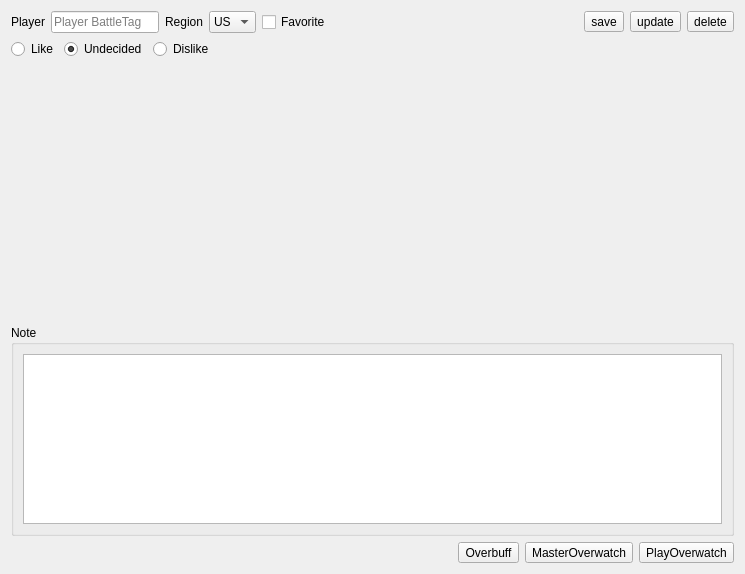
Qt form OverwatchPlayerLog/UI/PlayerInfoPaneWidget.ui (yxbh/Overwatch-Player-Log) before a commit.
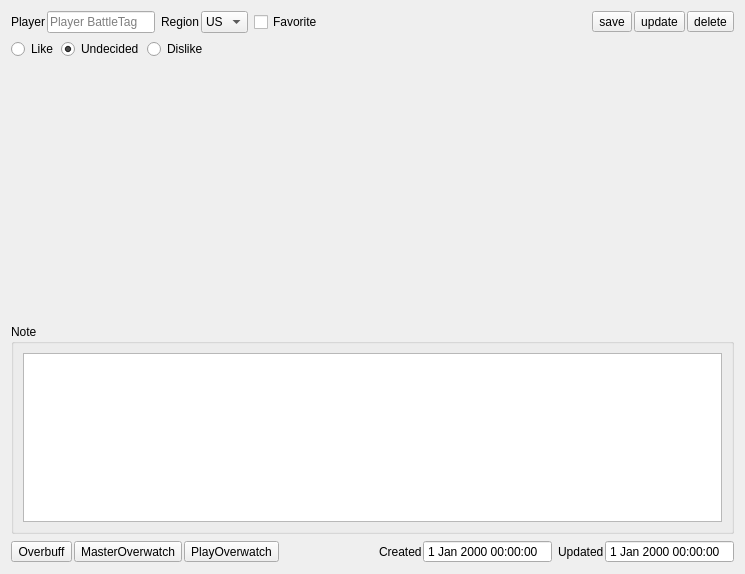
The same form after that commit.

Commit message: add player info creation/update datetime info + UI update

```diff
--- a/OverwatchPlayerLog/UI/PlayerInfoPaneWidget.ui
+++ b/OverwatchPlayerLog/UI/PlayerInfoPaneWidget.ui
@@ -19,9 +19,14 @@
   <property name="styleSheet">
    <string notr="true"/>
   </property>
-  <layout class="QVBoxLayout" name="verticalLayout_2">
+  <layout class="QVBoxLayout" name="verticalLayout">
+   <item>
+    <layout class="QHBoxLayout" name="horizontalLayout_11">
    <item>
     <layout class="QHBoxLayout" name="horizontalLayout">
+       <property name="spacing">
+        <number>2</number>
+       </property>
      <item>
       <widget class="QLabel" name="label_playerBattleTag">
        <property name="text">
@@ -45,6 +50,13 @@
        </property>
       </widget>
      </item>
+      </layout>
+     </item>
+     <item>
+      <layout class="QHBoxLayout" name="horizontalLayout_8">
+       <property name="spacing">
+        <number>2</number>
+       </property>
      <item>
       <widget class="QLabel" name="label">
        <property name="text">
@@ -71,6 +83,10 @@
        </item>
       </widget>
      </item>
+      </layout>
+     </item>
+     <item>
+      <layout class="QHBoxLayout" name="horizontalLayout_10">
      <item>
       <widget class="QCheckBox" name="checkBox_isFavorite">
        <property name="text">
@@ -78,6 +94,8 @@
        </property>
       </widget>
      </item>
+      </layout>
+     </item>
      <item>
       <spacer name="horizontalSpacer">
        <property name="orientation">
@@ -85,12 +103,17 @@
        </property>
        <property name="sizeHint" stdset="0">
         <size>
-         <width>40</width>
-         <height>20</height>
+         <width>37</width>
+         <height>17</height>
         </size>
        </property>
       </spacer>
      </item>
+     <item>
+      <layout class="QHBoxLayout" name="horizontalLayout_9">
+       <property name="spacing">
+        <number>2</number>
+       </property>
      <item>
       <widget class="QToolButton" name="toolButton_savePlayerInfo">
        <property name="text">
@@ -120,8 +143,13 @@
      </item>
     </layout>
    </item>
+    </layout>
+   </item>
    <item>
     <layout class="QHBoxLayout" name="horizontalLayout_2">
+     <property name="spacing">
+      <number>3</number>
+     </property>
      <item>
       <widget class="QRadioButton" name="radioButton_likesPlayer">
        <property name="text">
@@ -187,22 +215,12 @@
     </widget>
    </item>
    <item>
-    <layout class="QHBoxLayout" name="horizontalLayout_3">
+    <layout class="QHBoxLayout" name="horizontalLayout_7">
      <item>
-      <spacer name="horizontalSpacer_2">
-       <property name="orientation">
-        <enum>Qt::Horizontal</enum>
+      <layout class="QHBoxLayout" name="horizontalLayout_5">
+       <property name="spacing">
+        <number>2</number>
        </property>
-       <property name="sizeHint" stdset="0">
-        <size>
-         <width>40</width>
-         <height>20</height>
-        </size>
-       </property>
-      </spacer>
-     </item>
-     <item>
-      <layout class="QHBoxLayout" name="horizontalLayout_4">
        <item>
         <widget class="QToolButton" name="toolButton_openUrlOverbuff">
          <property name="text">
@@ -226,6 +244,77 @@
        </item>
       </layout>
      </item>
+     <item>
+      <spacer name="horizontalSpacer_2">
+       <property name="orientation">
+        <enum>Qt::Horizontal</enum>
+       </property>
+       <property name="sizeHint" stdset="0">
+        <size>
+         <width>40</width>
+         <height>20</height>
+        </size>
+       </property>
+      </spacer>
+     </item>
+     <item>
+      <layout class="QHBoxLayout" name="horizontalLayout_6">
+       <item>
+        <layout class="QHBoxLayout" name="horizontalLayout_3">
+         <property name="spacing">
+          <number>1</number>
+         </property>
+         <item>
+          <widget class="QLabel" name="label_creationDateTime">
+           <property name="text">
+            <string>Created</string>
+           </property>
+          </widget>
+         </item>
+         <item>
+          <widget class="QDateTimeEdit" name="dateTimeEdit_creation">
+           <property name="sizePolicy">
+            <sizepolicy hsizetype="Minimum" vsizetype="Fixed">
+             <horstretch>0</horstretch>
+             <verstretch>0</verstretch>
+            </sizepolicy>
+           </property>
+           <property name="readOnly">
+            <bool>true</bool>
+           </property>
+           <property name="buttonSymbols">
+            <enum>QAbstractSpinBox::NoButtons</enum>
+           </property>
+          </widget>
+         </item>
+        </layout>
+       </item>
+       <item>
+        <layout class="QHBoxLayout" name="horizontalLayout_4">
+         <property name="spacing">
+          <number>1</number>
+         </property>
+         <item>
+          <widget class="QLabel" name="label_lastUpdateDateTime">
+           <property name="text">
+            <string>Updated</string>
+           </property>
+          </widget>
+         </item>
+         <item>
+          <widget class="QDateTimeEdit" name="dateTimeEdit_lastUpdate">
+           <property name="readOnly">
+            <bool>true</bool>
+           </property>
+           <property name="buttonSymbols">
+            <enum>QAbstractSpinBox::NoButtons</enum>
+           </property>
+          </widget>
+         </item>
+        </layout>
+       </item>
+      </layout>
+     </item>
     </layout>
    </item>
   </layout>
```
Lines whose indentation alone changed are shown as unchanged. The commit also changes 5 other files.
